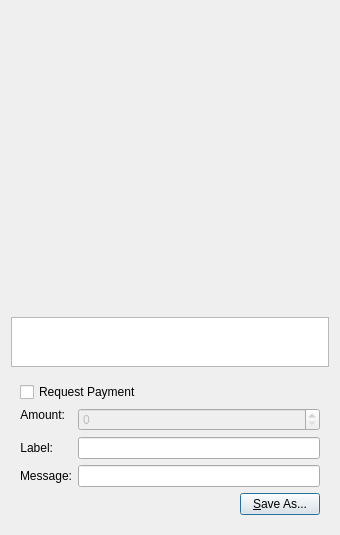
This is src/qt/forms/qrcodedialog.ui in willemjez/ion-old as Qt 5 draws it before an edit. The edited form follows.
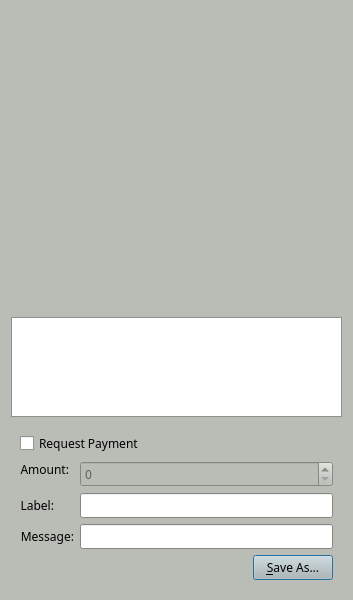
This is the edited form. Custom widgets are drawn as their Qt base class.

Commit message: 🛠️🛠️🐼 Design, about window 💩 flushed 🚽, 😳files except src dir replaced😳

```diff
--- a/src/qt/forms/qrcodedialog.ui
+++ b/src/qt/forms/qrcodedialog.ui
@@ -6,10 +6,430 @@
    <rect>
     <x>0</x>
     <y>0</y>
-    <width>340</width>
-    <height>530</height>
+    <width>353</width>
+    <height>600</height>
    </rect>
   </property>
+  <property name="palette">
+   <palette>
+    <active>
+     <colorrole role="WindowText">
+      <brush brushstyle="SolidPattern">
+       <color alpha="255">
+        <red>0</red>
+        <green>0</green>
+        <blue>0</blue>
+       </color>
+      </brush>
+     </colorrole>
+     <colorrole role="Button">
+      <brush brushstyle="SolidPattern">
+       <color alpha="255">
+        <red>186</red>
+        <green>189</green>
+        <blue>182</blue>
+       </color>
+      </brush>
+     </colorrole>
+     <colorrole role="Light">
+      <brush brushstyle="SolidPattern">
+       <color alpha="255">
+        <red>255</red>
+        <green>255</green>
+        <blue>255</blue>
+       </color>
+      </brush>
+     </colorrole>
+     <colorrole role="Midlight">
+      <brush brushstyle="SolidPattern">
+       <color alpha="255">
+        <red>220</red>
+        <green>222</green>
+        <blue>218</blue>
+       </color>
+      </brush>
+     </colorrole>
+     <colorrole role="Dark">
+      <brush brushstyle="SolidPattern">
+       <color alpha="255">
+        <red>93</red>
+        <green>94</green>
+        <blue>91</blue>
+       </color>
+      </brush>
+     </colorrole>
+     <colorrole role="Mid">
+      <brush brushstyle="SolidPattern">
+       <color alpha="255">
+        <red>124</red>
+        <green>126</green>
+        <blue>121</blue>
+       </color>
+      </brush>
+     </colorrole>
+     <colorrole role="Text">
+      <brush brushstyle="SolidPattern">
+       <color alpha="255">
+        <red>0</red>
+        <green>0</green>
+        <blue>0</blue>
+       </color>
+      </brush>
+     </colorrole>
+     <colorrole role="BrightText">
+      <brush brushstyle="SolidPattern">
+       <color alpha="255">
+        <red>255</red>
+        <green>255</green>
+        <blue>255</blue>
+       </color>
+      </brush>
+     </colorrole>
+     <colorrole role="ButtonText">
+      <brush brushstyle="SolidPattern">
+       <color alpha="255">
+        <red>0</red>
+        <green>0</green>
+        <blue>0</blue>
+       </color>
+      </brush>
+     </colorrole>
+     <colorrole role="Base">
+      <brush brushstyle="SolidPattern">
+       <color alpha="255">
+        <red>255</red>
+        <green>255</green>
+        <blue>255</blue>
+       </color>
+      </brush>
+     </colorrole>
+     <colorrole role="Window">
+      <brush brushstyle="SolidPattern">
+       <color alpha="255">
+        <red>186</red>
+        <green>189</green>
+        <blue>182</blue>
+       </color>
+      </brush>
+     </colorrole>
+     <colorrole role="Shadow">
+      <brush brushstyle="SolidPattern">
+       <color alpha="255">
+        <red>0</red>
+        <green>0</green>
+        <blue>0</blue>
+       </color>
+      </brush>
+     </colorrole>
+     <colorrole role="AlternateBase">
+      <brush brushstyle="SolidPattern">
+       <color alpha="255">
+        <red>220</red>
+        <green>222</green>
+        <blue>218</blue>
+       </color>
+      </brush>
+     </colorrole>
+     <colorrole role="ToolTipBase">
+      <brush brushstyle="SolidPattern">
+       <color alpha="255">
+        <red>255</red>
+        <green>255</green>
+        <blue>220</blue>
+       </color>
+      </brush>
+     </colorrole>
+     <colorrole role="ToolTipText">
+      <brush brushstyle="SolidPattern">
+       <color alpha="255">
+        <red>0</red>
+        <green>0</green>
+        <blue>0</blue>
+       </color>
+      </brush>
+     </colorrole>
+    </active>
+    <inactive>
+     <colorrole role="WindowText">
+      <brush brushstyle="SolidPattern">
+       <color alpha="255">
+        <red>0</red>
+        <green>0</green>
+        <blue>0</blue>
+       </color>
+      </brush>
+     </colorrole>
+     <colorrole role="Button">
+      <brush brushstyle="SolidPattern">
+       <color alpha="255">
+        <red>186</red>
+        <green>189</green>
+        <blue>182</blue>
+       </color>
+      </brush>
+     </colorrole>
+     <colorrole role="Light">
+      <brush brushstyle="SolidPattern">
+       <color alpha="255">
+        <red>255</red>
+        <green>255</green>
+        <blue>255</blue>
+       </color>
+      </brush>
+     </colorrole>
+     <colorrole role="Midlight">
+      <brush brushstyle="SolidPattern">
+       <color alpha="255">
+        <red>220</red>
+        <green>222</green>
+        <blue>218</blue>
+       </color>
+      </brush>
+     </colorrole>
+     <colorrole role="Dark">
+      <brush brushstyle="SolidPattern">
+       <color alpha="255">
+        <red>93</red>
+        <green>94</green>
+        <blue>91</blue>
+       </color>
+      </brush>
+     </colorrole>
+     <colorrole role="Mid">
+      <brush brushstyle="SolidPattern">
+       <color alpha="255">
+        <red>124</red>
+        <green>126</green>
+        <blue>121</blue>
+       </color>
+      </brush>
+     </colorrole>
+     <colorrole role="Text">
+      <brush brushstyle="SolidPattern">
+       <color alpha="255">
+        <red>0</red>
+        <green>0</green>
+        <blue>0</blue>
+       </color>
+      </brush>
+     </colorrole>
+     <colorrole role="BrightText">
+      <brush brushstyle="SolidPattern">
+       <color alpha="255">
+        <red>255</red>
+        <green>255</green>
+        <blue>255</blue>
+       </color>
+      </brush>
+     </colorrole>
+     <colorrole role="ButtonText">
+      <brush brushstyle="SolidPattern">
+       <color alpha="255">
+        <red>0</red>
+        <green>0</green>
+        <blue>0</blue>
+       </color>
+      </brush>
+     </colorrole>
+     <colorrole role="Base">
+      <brush brushstyle="SolidPattern">
+       <color alpha="255">
+        <red>255</red>
+        <green>255</green>
+        <blue>255</blue>
+       </color>
+      </brush>
+     </colorrole>
+     <colorrole role="Window">
+      <brush brushstyle="SolidPattern">
+       <color alpha="255">
+        <red>186</red>
+        <green>189</green>
+        <blue>182</blue>
+       </color>
+      </brush>
+     </colorrole>
+     <colorrole role="Shadow">
+      <brush brushstyle="SolidPattern">
+       <color alpha="255">
+        <red>0</red>
+        <green>0</green>
+        <blue>0</blue>
+       </color>
+      </brush>
+     </colorrole>
+     <colorrole role="AlternateBase">
+      <brush brushstyle="SolidPattern">
+       <color alpha="255">
+        <red>220</red>
+        <green>222</green>
+        <blue>218</blue>
+       </color>
+      </brush>
+     </colorrole>
+     <colorrole role="ToolTipBase">
+      <brush brushstyle="SolidPattern">
+       <color alpha="255">
+        <red>255</red>
+        <green>255</green>
+        <blue>220</blue>
+       </color>
+      </brush>
+     </colorrole>
+     <colorrole role="ToolTipText">
+      <brush brushstyle="SolidPattern">
+       <color alpha="255">
+        <red>0</red>
+        <green>0</green>
+        <blue>0</blue>
+       </color>
+      </brush>
+     </colorrole>
+    </inactive>
+    <disabled>
+     <colorrole role="WindowText">
+      <brush brushstyle="SolidPattern">
+       <color alpha="255">
+        <red>93</red>
+        <green>94</green>
+        <blue>91</blue>
+       </color>
+      </brush>
+     </colorrole>
+     <colorrole role="Button">
+      <brush brushstyle="SolidPattern">
+       <color alpha="255">
+        <red>186</red>
+        <green>189</green>
+        <blue>182</blue>
+       </color>
+      </brush>
+     </colorrole>
+     <colorrole role="Light">
+      <brush brushstyle="SolidPattern">
+       <color alpha="255">
+        <red>255</red>
+        <green>255</green>
+        <blue>255</blue>
+       </color>
+      </brush>
+     </colorrole>
+     <colorrole role="Midlight">
+      <brush brushstyle="SolidPattern">
+       <color alpha="255">
+        <red>220</red>
+        <green>222</green>
+        <blue>218</blue>
+       </color>
+      </brush>
+     </colorrole>
+     <colorrole role="Dark">
+      <brush brushstyle="SolidPattern">
+       <color alpha="255">
+        <red>93</red>
+        <green>94</green>
+        <blue>91</blue>
+       </color>
+      </brush>
+     </colorrole>
+     <colorrole role="Mid">
+      <brush brushstyle="SolidPattern">
+       <color alpha="255">
+        <red>124</red>
+        <green>126</green>
+        <blue>121</blue>
+       </color>
+      </brush>
+     </colorrole>
+     <colorrole role="Text">
+      <brush brushstyle="SolidPattern">
+       <color alpha="255">
+        <red>93</red>
+        <green>94</green>
+        <blue>91</blue>
+       </color>
+      </brush>
+     </colorrole>
+     <colorrole role="BrightText">
+      <brush brushstyle="SolidPattern">
+       <color alpha="255">
+        <red>255</red>
+        <green>255</green>
+        <blue>255</blue>
+       </color>
+      </brush>
+     </colorrole>
+     <colorrole role="ButtonText">
+      <brush brushstyle="SolidPattern">
+       <color alpha="255">
+        <red>93</red>
+        <green>94</green>
+        <blue>91</blue>
+       </color>
+      </brush>
+     </colorrole>
+     <colorrole role="Base">
+      <brush brushstyle="SolidPattern">
+       <color alpha="255">
+        <red>186</red>
+        <green>189</green>
+        <blue>182</blue>
+       </color>
+      </brush>
+     </colorrole>
+     <colorrole role="Window">
+      <brush brushstyle="SolidPattern">
+       <color alpha="255">
+        <red>186</red>
+        <green>189</green>
+        <blue>182</blue>
+       </color>
+      </brush>
+     </colorrole>
+     <colorrole role="Shadow">
+      <brush brushstyle="SolidPattern">
+       <color alpha="255">
+        <red>0</red>
+        <green>0</green>
+        <blue>0</blue>
+       </color>
+      </brush>
+     </colorrole>
+     <colorrole role="AlternateBase">
+      <brush brushstyle="SolidPattern">
+       <color alpha="255">
+        <red>186</red>
+        <green>189</green>
+        <blue>182</blue>
+       </color>
+      </brush>
+     </colorrole>
+     <colorrole role="ToolTipBase">
+      <brush brushstyle="SolidPattern">
+       <color alpha="255">
+        <red>255</red>
+        <green>255</green>
+        <blue>220</blue>
+       </color>
+      </brush>
+     </colorrole>
+     <colorrole role="ToolTipText">
+      <brush brushstyle="SolidPattern">
+       <color alpha="255">
+        <red>0</red>
+        <green>0</green>
+        <blue>0</blue>
+       </color>
+      </brush>
+     </colorrole>
+    </disabled>
+   </palette>
+  </property>
+  <property name="font">
+   <font>
+    <family>Sawasdee</family>
+   </font>
+  </property>
   <property name="windowTitle">
    <string>QR Code Dialog</string>
   </property>
```
Left out of the diff: 1 changed line with no effect on the pictures. The commit also changes 555 other files.
